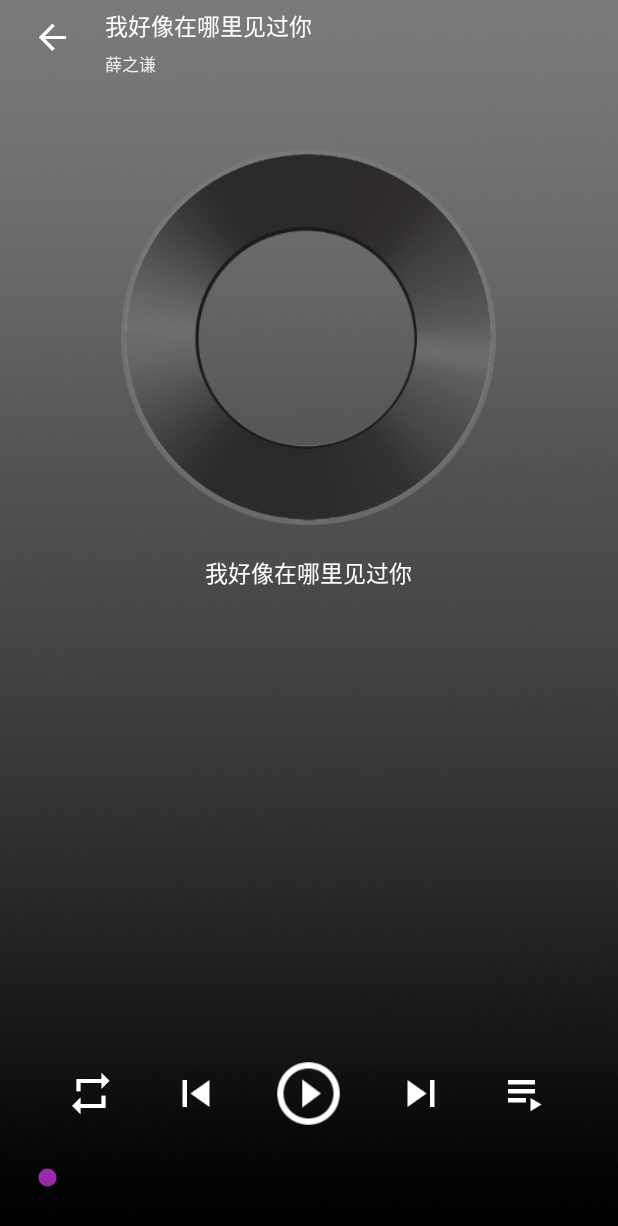
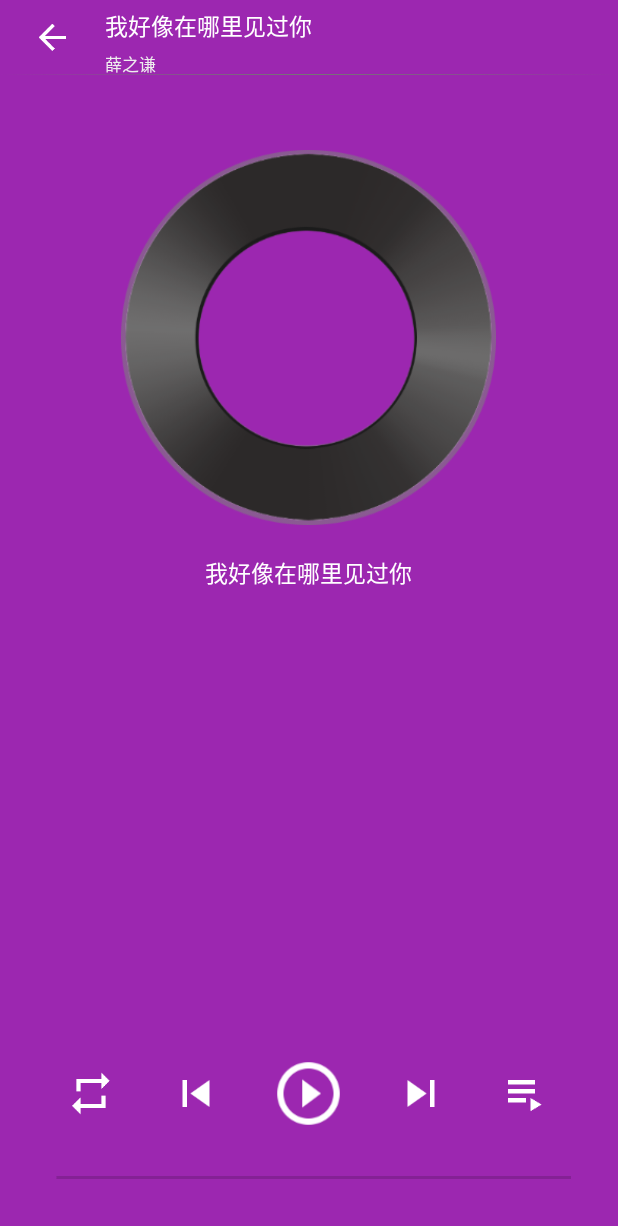
Before and after one commit to zhoushunli/MusicPlayer, an Android app: the PlayingActivity screen opened directly, with no data from a screen before it, on a phone screen of 412 x 824 dp. Shown: the top 1226 px of the screen. Run offline under Robolectric (Android 15) with nearby library versions, the light colour scheme and no system bars.

Commit message:
some change

```diff
--- a/src/main/java/com/zhousl/musicplayer/service/PlayService.java
+++ b/src/main/java/com/zhousl/musicplayer/service/PlayService.java
@@ -16,6 +16,7 @@ import android.widget.RemoteViews;
 
 import com.zhousl.musicplayer.Music;
 import com.zhousl.musicplayer.MusicPlayer;
+import com.zhousl.musicplayer.R;
 import com.zhousl.musicplayer.constants.Action;
 import com.zhousl.musicplayer.interf.Player;
 
--- a/src/main/res/layout/act_play.xml
+++ b/src/main/res/layout/act_play.xml
@@ -3,7 +3,7 @@
     android:id="@+id/background"
     android:layout_width="match_parent"
     android:layout_height="match_parent"
-    android:background="@mipmap/play_bg_default">
+    android:background="@color/colorPrimary">
 
     <FrameLayout
         android:layout_width="match_parent"
```
Also changed, not shown: 1 other file.
